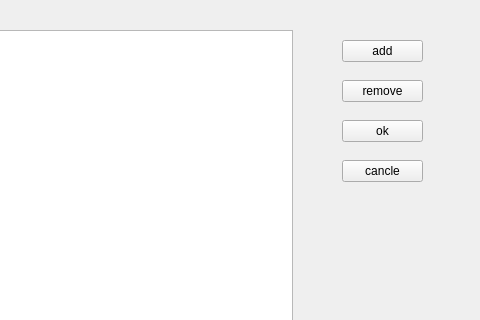
Qt form settingwindow.ui (ganger/linux_quick_launch_tool) before a commit; both pictures show x 148 to 628 and y 0 to 320 of the 628 by 441 pixel window.
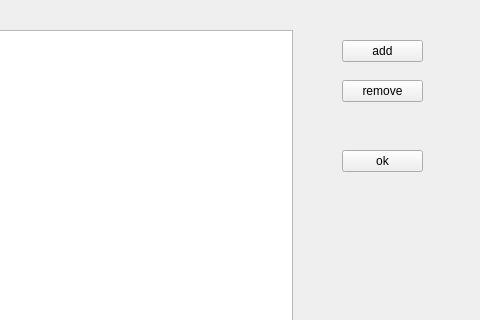
The same form after that commit.

```diff
--- a/settingwindow.ui
+++ b/settingwindow.ui
@@ -43,7 +43,7 @@
    <property name="geometry">
     <rect>
      <x>490</x>
-     <y>120</y>
+     <y>150</y>
      <width>81</width>
      <height>22</height>
     </rect>
@@ -52,19 +52,6 @@
     <string>ok</string>
    </property>
   </widget>
-  <widget class="QPushButton" name="cancleButton">
-   <property name="geometry">
-    <rect>
-     <x>490</x>
-     <y>160</y>
-     <width>81</width>
-     <height>22</height>
-    </rect>
-   </property>
-   <property name="text">
-    <string>cancle</string>
-   </property>
-  </widget>
   <widget class="QListView" name="listView">
    <property name="geometry">
     <rect>
```
